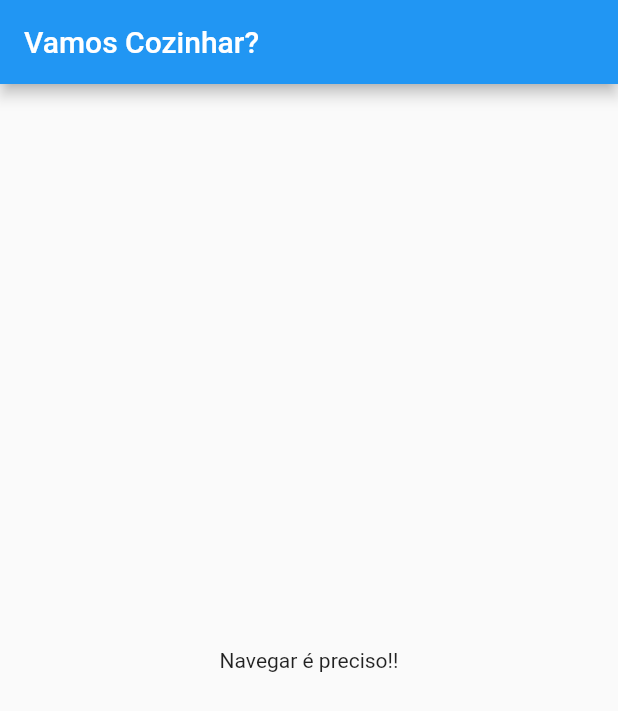
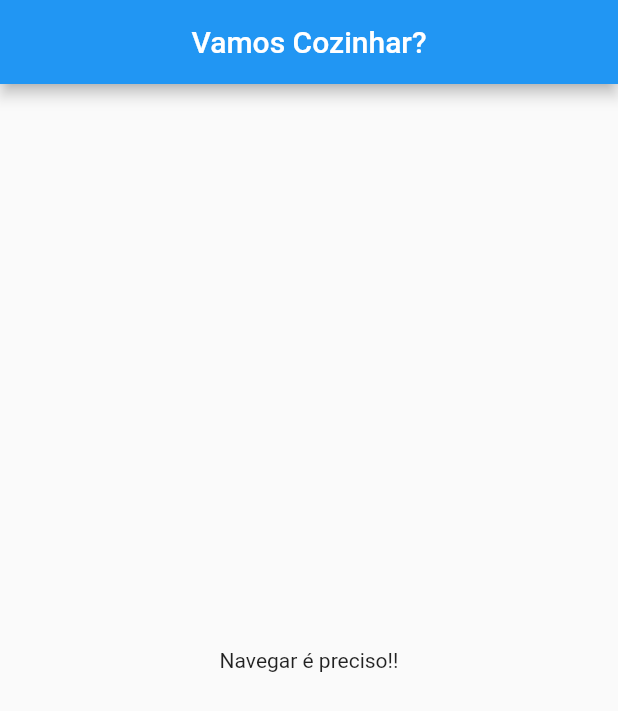
Before and after one commit to DeusdedithJhunior/App-Refeicoes-Receitas-Android-IOS, a Flutter app: the screen it shows after launch, on a phone screen of 412 x 824 dp. Shown: the top 711 px of the screen. Run offline on Flutter 3.47's test engine with Material 2 defaults, Android fonts, the phone set to English and light mode, and no system bars.

```diff
--- a/AppMeals/meals/lib/main.dart
+++ b/AppMeals/meals/lib/main.dart
@@ -31,7 +31,7 @@ class _MyHomePageState extends State<MyHomePage> {
   Widget build(BuildContext context) {
     return Scaffold(
       appBar: AppBar(
-        title: const Text('Vamos Cozinhar?'),
+        title: const Center(child: Text('Vamos Cozinhar?')),
       ),
       body: const Center(
         child: Text('Navegar é preciso!!'),
--- a/AppMeals/meals/lib/models/category.dart
+++ b/AppMeals/meals/lib/models/category.dart
@@ -1,10 +1,12 @@
 import 'package:flutter/material.dart';
 
+// aqui será a classe que terá os atributos ("molde") das categorias dos produtos
 class Category {
   final String id;
   final String title;
   final Color color;
 
+  // todos os atributos são finais, então o construtor será do tipo const
   const Category({
     required this.id,
     required this.title,
```
